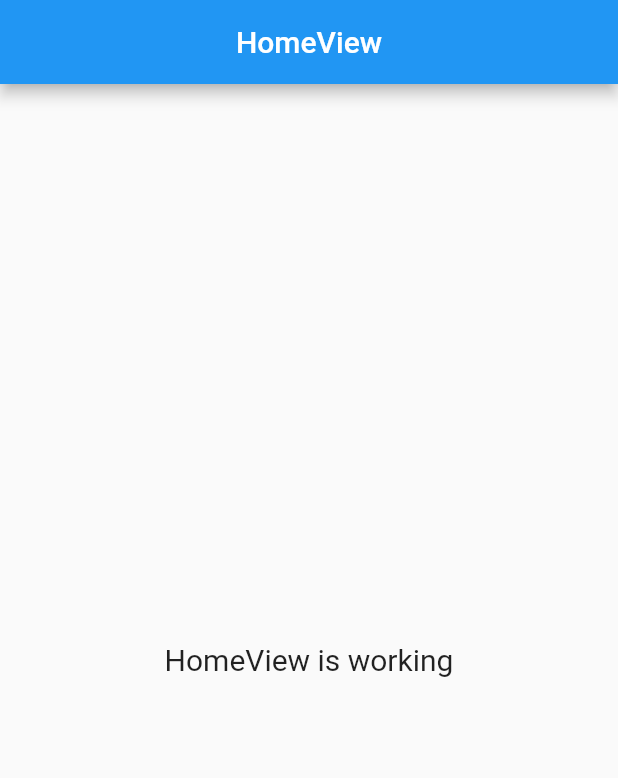
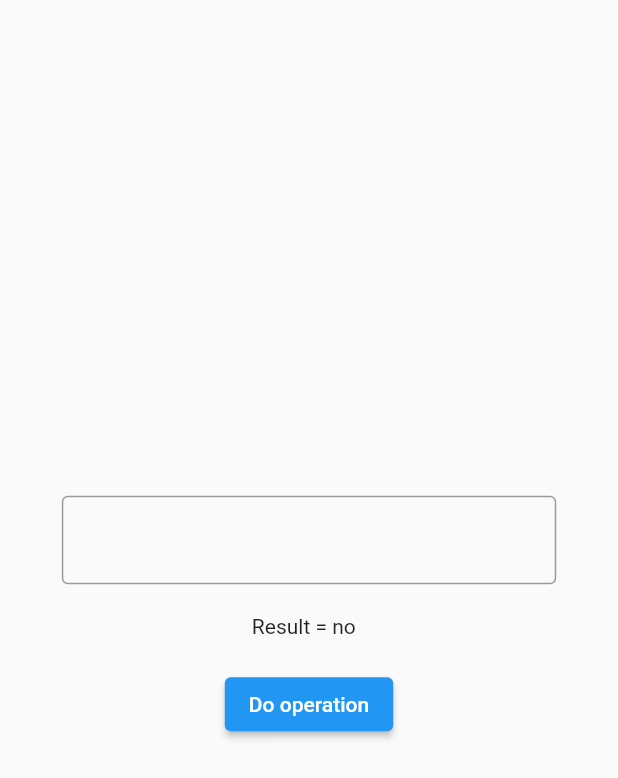
Before and after one commit to ihebmeftah/flutter_test_cicd, a Flutter app: the screen it shows after launch, on a phone screen of 412 x 824 dp. Shown: the top 778 px of the screen. Run offline on Flutter 3.47's test engine with Material 2 defaults, Android fonts, the phone set to English and light mode, and no system bars; our stand-ins replace firebase_core, get; accounts and stored records are empty.

Commit message:
remove actions

```diff
--- a/lib/app/modules/home/controllers/home_controller.dart
+++ b/lib/app/modules/home/controllers/home_controller.dart
@@ -1,3 +1,16 @@
+import 'package:flutter/widgets.dart';
 import 'package:get/get.dart';
 
-class HomeController extends GetxController {}
+class HomeController extends GetxController {
+  final GlobalKey<FormState> key = GlobalKey();
+  final TextEditingController formController = TextEditingController();
+  num? result;
+  void doOperation() {
+    if (formController.text.contains('+')) {
+      List op = formController.text.split("+");
+      result = num.parse(op.first) + num.parse(op.first);
+    }
+
+    update();
+  }
+}
--- a/lib/app/modules/home/views/home_view.dart
+++ b/lib/app/modules/home/views/home_view.dart
@@ -9,16 +9,47 @@ class HomeView extends GetView<HomeController> {
   @override
   Widget build(BuildContext context) {
     return Scaffold(
-      appBar: AppBar(
-        title: const Text('HomeView'),
-        centerTitle: true,
-      ),
-      body: const Center(
-        child: Text(
-          'HomeView is working',
-          style: TextStyle(fontSize: 20),
-        ),
-      ),
-    );
+        body: Row(
+      children: [
+        const Spacer(),
+        Expanded(
+            flex: 8,
+            child: Form(
+              key: controller.key,
+              child: Column(
+                crossAxisAlignment: CrossAxisAlignment.center,
+                mainAxisAlignment: MainAxisAlignment.center,
+                children: [
+                  TextFormField(
+                    controller: controller.formController,
+                    decoration:
+                        const InputDecoration(border: OutlineInputBorder()),
+                    validator: (value) {
+                      if (value!.contains(RegExp(r'[+]')) == false ||
+                          value.isEmpty) {
+                        return "this not a math operation";
+                      }
+                      return null;
+                    },
+                  ),
+                  const SizedBox(height: 20),
+                  GetBuilder<HomeController>(
+                    builder: (controller) =>
+                        Text("Result = ${controller.result ?? "no"}  "),
+                  ),
+                  const SizedBox(height: 20),
+                  ElevatedButton(
+                      onPressed: () {
+                        if (controller.key.currentState!.validate()) {
+                          controller.doOperation();
+                        } else {}
+                      },
+                      child: const Text("Do operation"))
+                ],
+              ),
+            )),
+        const Spacer(),
+      ],
+    ));
   }
 }
```
Also changed, not shown: 4 other files.
